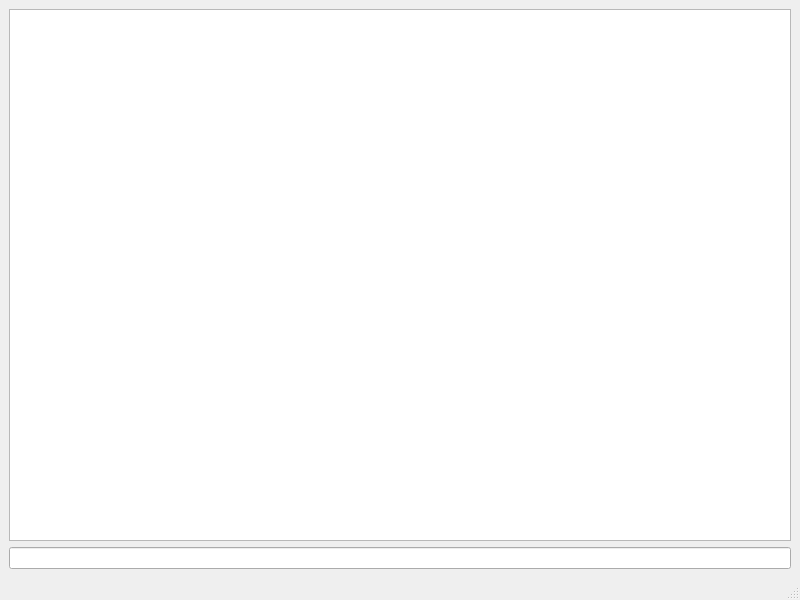
Before: the Qt Designer form design/application.ui in umyedi/chat-app, drawn with Qt 5.
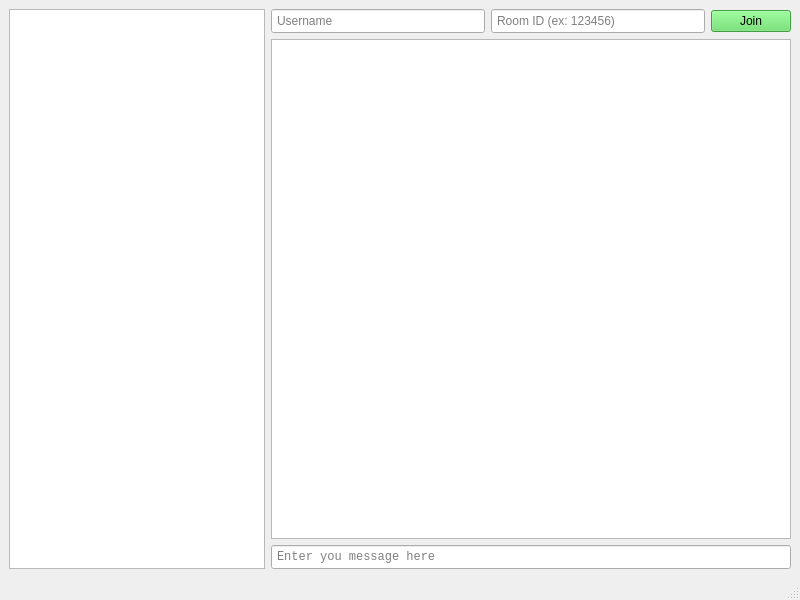
After: the same form once the commit is applied.

```diff
--- a/design/application.ui
+++ b/design/application.ui
@@ -18,30 +18,86 @@
   </property>
   <property name="maximumSize">
    <size>
-    <width>800</width>
-    <height>600</height>
+    <width>16777215</width>
+    <height>16777215</height>
    </size>
   </property>
   <property name="windowTitle">
    <string>MainWindow</string>
   </property>
   <widget class="QWidget" name="main_widget">
-   <layout class="QVBoxLayout" name="verticalLayout">
-    <item>
-     <widget class="QListWidget" name="chat_history">
+   <layout class="QGridLayout" name="gridLayout">
+    <item row="0" column="1">
+     <widget class="QLineEdit" name="le_username">
+      <property name="styleSheet">
+       <string notr="true">padding: 3px</string>
+      </property>
+      <property name="placeholderText">
+       <string>Username</string>
+      </property>
+     </widget>
+    </item>
+    <item row="2" column="1" colspan="3">
+     <widget class="QLineEdit" name="le_chat_input">
       <property name="font">
        <font>
         <family>Monospace</family>
        </font>
       </property>
+      <property name="styleSheet">
+       <string notr="true">padding: 3px</string>
+      </property>
+      <property name="placeholderText">
+       <string>Enter you message here</string>
+      </property>
      </widget>
     </item>
-    <item>
-     <widget class="QLineEdit" name="chat_input">
+    <item row="1" column="1" colspan="3">
+     <widget class="QListWidget" name="lw_chat_history">
       <property name="font">
        <font>
         <family>Monospace</family>
        </font>
+      </property>
+      <property name="styleSheet">
+       <string notr="true"/>
+      </property>
+     </widget>
+    </item>
+    <item row="0" column="3">
+     <widget class="QPushButton" name="pb_game">
+      <property name="styleSheet">
+       <string notr="true">background-color: #5cdb5c</string>
+      </property>
+      <property name="text">
+       <string>Join</string>
+      </property>
+      <property name="default">
+       <bool>false</bool>
+      </property>
+      <property name="flat">
+       <bool>false</bool>
+      </property>
+     </widget>
+    </item>
+    <item row="0" column="2">
+     <widget class="QLineEdit" name="le_room_id">
+      <property name="styleSheet">
+       <string notr="true">padding: 3px</string>
+      </property>
+      <property name="placeholderText">
+       <string>Room ID (ex: 123456)</string>
+      </property>
+     </widget>
+    </item>
+    <item row="0" column="0" rowspan="3">
+     <widget class="QListWidget" name="lw_users">
+      <property name="styleSheet">
+       <string notr="true">QListView::item:selected {
+	border: none;
+    background-color: white;
+    color: black;
+}</string>
       </property>
      </widget>
     </item>
```
